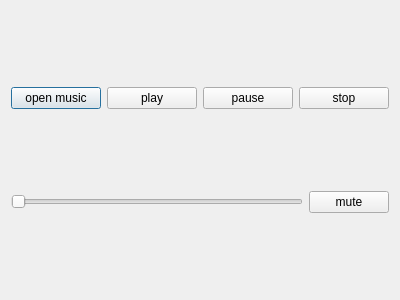
Qt form music.ui (saraelarbi/PlanResto) before a commit.
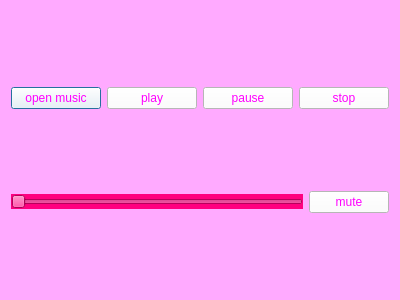
The same form after that commit.

The edit to the form file:
```diff
--- a/music.ui
+++ b/music.ui
@@ -13,11 +13,19 @@
   <property name="windowTitle">
    <string>Dialog</string>
   </property>
+  <property name="styleSheet">
+   <string notr="true">background-color: rgb(255, 170, 255);</string>
+  </property>
   <layout class="QVBoxLayout" name="verticalLayout">
    <item>
     <layout class="QHBoxLayout" name="horizontalLayout">
      <item>
       <widget class="QPushButton" name="ouvrir">
+       <property name="styleSheet">
+        <string notr="true">background-color: rgb(255, 255, 255);
+color: rgb(255, 0, 255);
+font: 87 9pt &quot;Arial Black&quot;;</string>
+       </property>
        <property name="text">
         <string>open music</string>
        </property>
@@ -25,6 +33,11 @@
      </item>
      <item>
       <widget class="QPushButton" name="play">
+       <property name="styleSheet">
+        <string notr="true">background-color: rgb(255, 255, 255);
+color: rgb(255, 0, 255);
+font: 87 9pt &quot;Arial Black&quot;;</string>
+       </property>
        <property name="text">
         <string>play</string>
        </property>
@@ -32,6 +45,11 @@
      </item>
      <item>
       <widget class="QPushButton" name="pause">
+       <property name="styleSheet">
+        <string notr="true">background-color: rgb(255, 255, 255);
+color: rgb(255, 0, 255);
+font: 87 9pt &quot;Arial Black&quot;;</string>
+       </property>
        <property name="text">
         <string>pause</string>
        </property>
@@ -39,6 +57,11 @@
      </item>
      <item>
       <widget class="QPushButton" name="stop">
+       <property name="styleSheet">
+        <string notr="true">background-color: rgb(255, 255, 255);
+color: rgb(255, 0, 255);
+font: 87 9pt &quot;Arial Black&quot;;</string>
+       </property>
        <property name="text">
         <string>stop</string>
        </property>
@@ -50,6 +73,9 @@
     <layout class="QHBoxLayout" name="horizontalLayout_2">
      <item>
       <widget class="QSlider" name="volume">
+       <property name="styleSheet">
+        <string notr="true">background-color: rgb(255, 0, 127);</string>
+       </property>
        <property name="orientation">
         <enum>Qt::Horizontal</enum>
        </property>
@@ -57,6 +83,11 @@
      </item>
      <item>
       <widget class="QPushButton" name="mute">
+       <property name="styleSheet">
+        <string notr="true">background-color: rgb(255, 255, 255);
+color: rgb(255, 0, 255);
+font: 87 9pt &quot;Arial Black&quot;;</string>
+       </property>
        <property name="text">
         <string>mute</string>
        </property>
```
